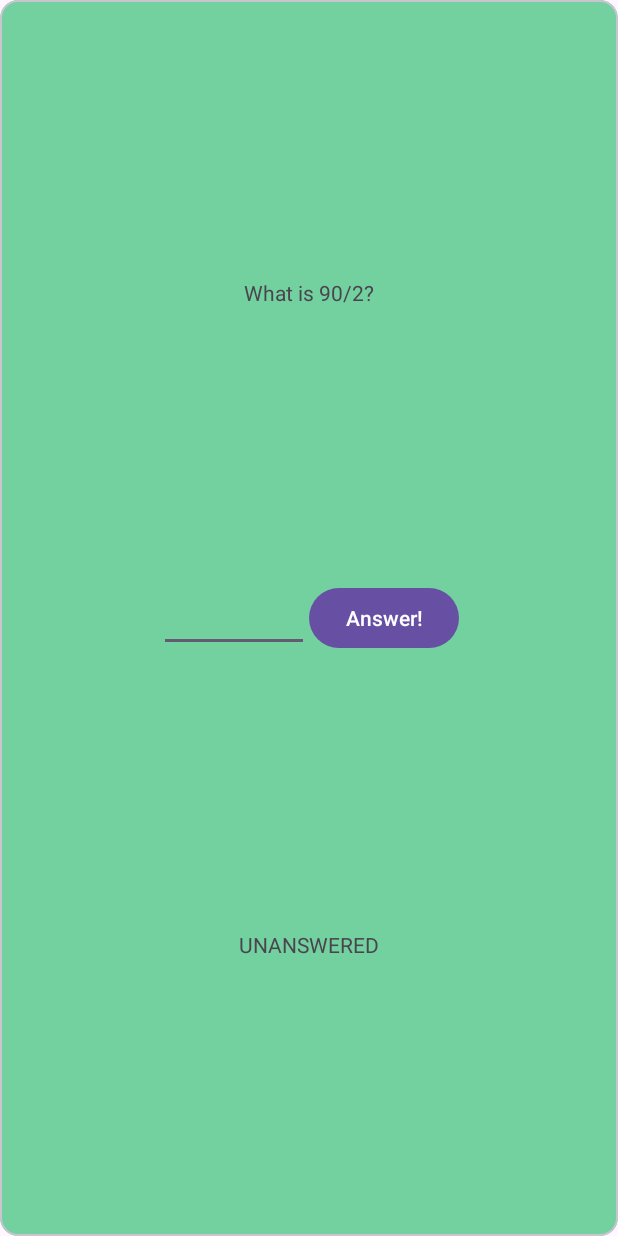
After one commit to magnfreid/MathApp, an Android app: the layout list_item_question.xml on its own in the app's theme, with its tools: preview values and no code run, on a phone screen of 412 x 824 dp. The commit adds this screen. Run offline under Robolectric (Android 15) with nearby library versions, the phone set to English and light mode, and no system bars.

Commit message:
Added RecyclerView to display questions in new activity

```diff
--- a/Math app/app/src/main/java/com/example/mathapp/ResultsActivity.kt
+++ b/Math app/app/src/main/java/com/example/mathapp/ResultsActivity.kt
@@ -14,7 +14,7 @@ class ResultsActivity : AppCompatActivity() {
         super.onCreate(savedInstanceState)
         enableEdgeToEdge()
         setContentView(binding.root)
-        ViewCompat.setOnApplyWindowInsetsListener(findViewById(R.id.main)) { v, insets ->
+        ViewCompat.setOnApplyWindowInsetsListener(findViewById(R.id.results)) { v, insets ->
             val systemBars = insets.getInsets(WindowInsetsCompat.Type.systemBars())
             v.setPadding(systemBars.left, systemBars.top, systemBars.right, systemBars.bottom)
             insets
--- a/Math app/app/src/main/java/com/example/mathapp/SetupActivity.kt
+++ b/Math app/app/src/main/java/com/example/mathapp/SetupActivity.kt
@@ -15,7 +15,7 @@ class SetupActivity : AppCompatActivity() {
         binding = ActivitySetupBinding.inflate(layoutInflater)
         enableEdgeToEdge()
         setContentView(binding.root)
-        ViewCompat.setOnApplyWindowInsetsListener(findViewById(R.id.main)) { v, insets ->
+        ViewCompat.setOnApplyWindowInsetsListener(findViewById(R.id.setup)) { v, insets ->
             val systemBars = insets.getInsets(WindowInsetsCompat.Type.systemBars())
             v.setPadding(systemBars.left, systemBars.top, systemBars.right, systemBars.bottom)
             insets
--- a/Math app/app/src/main/res/layout/activity_results.xml
+++ b/Math app/app/src/main/res/layout/activity_results.xml
@@ -1,8 +1,7 @@
 <?xml version="1.0" encoding="utf-8"?>
 <androidx.constraintlayout.widget.ConstraintLayout xmlns:android="http://schemas.android.com/apk/res/android"
-    xmlns:app="http://schemas.android.com/apk/res-auto"
     xmlns:tools="http://schemas.android.com/tools"
-    android:id="@+id/main"
+    android:id="@+id/results"
     android:layout_width="match_parent"
     android:layout_height="match_parent"
     tools:context=".ResultsActivity">
--- a/Math app/app/src/main/res/layout/activity_setup.xml
+++ b/Math app/app/src/main/res/layout/activity_setup.xml
@@ -2,7 +2,7 @@
 <androidx.constraintlayout.widget.ConstraintLayout xmlns:android="http://schemas.android.com/apk/res/android"
     xmlns:app="http://schemas.android.com/apk/res-auto"
     xmlns:tools="http://schemas.android.com/tools"
-    android:id="@+id/main"
+    android:id="@+id/setup"
     android:layout_width="match_parent"
     android:layout_height="match_parent"
     tools:context=".SetupActivity">
--- /dev/null
+++ b/Math app/app/src/main/res/layout/list_item_question.xml
@@ -0,0 +1,63 @@
+<?xml version="1.0" encoding="utf-8"?>
+<androidx.constraintlayout.widget.ConstraintLayout xmlns:android="http://schemas.android.com/apk/res/android"
+    xmlns:app="http://schemas.android.com/apk/res-auto"
+    xmlns:tools="http://schemas.android.com/tools"
+    android:layout_width="match_parent"
+    android:layout_height="match_parent">
+
+    <com.google.android.material.card.MaterialCardView
+        android:layout_width="match_parent"
+        android:layout_height="match_parent"
+        android:backgroundTint="#73D09F">
+
+        <androidx.constraintlayout.widget.ConstraintLayout
+            android:layout_width="match_parent"
+            android:layout_height="match_parent">
+
+            <com.google.android.material.textview.MaterialTextView
+                android:id="@+id/tv_question"
+                android:layout_width="wrap_content"
+                android:layout_height="wrap_content"
+                app:layout_constraintBottom_toTopOf="@+id/et_answer"
+                app:layout_constraintEnd_toEndOf="parent"
+                app:layout_constraintHorizontal_bias="0.5"
+                app:layout_constraintStart_toStartOf="parent"
+                app:layout_constraintTop_toTopOf="parent"
+                tools:text="What is 90/2?" />
+
+            <com.google.android.material.textfield.TextInputEditText
+                android:id="@+id/et_answer"
+                android:layout_width="100dp"
+                android:layout_height="wrap_content"
+                android:inputType="number"
+                app:layout_constraintBottom_toBottomOf="parent"
+                app:layout_constraintEnd_toStartOf="@+id/btn_submit_answer"
+                app:layout_constraintHorizontal_bias="0.5"
+                app:layout_constraintHorizontal_chainStyle="packed"
+                app:layout_constraintStart_toStartOf="parent"
+                app:layout_constraintTop_toTopOf="parent" />
+
+            <com.google.android.material.button.MaterialButton
+                android:id="@+id/btn_submit_answer"
+                android:layout_width="wrap_content"
+                android:layout_height="wrap_content"
+                android:text="Answer!"
+                app:layout_constraintBottom_toBottomOf="parent"
+                app:layout_constraintEnd_toEndOf="parent"
+                app:layout_constraintHorizontal_bias="0.5"
+                app:layout_constraintStart_toEndOf="@+id/et_answer"
+                app:layout_constraintTop_toTopOf="parent" />
+
+            <com.google.android.material.textview.MaterialTextView
+                android:id="@+id/tv_user_answer"
+                android:layout_width="wrap_content"
+                android:layout_height="wrap_content"
+                android:text="@string/unanswered"
+                app:layout_constraintBottom_toBottomOf="parent"
+                app:layout_constraintEnd_toEndOf="parent"
+                app:layout_constraintStart_toStartOf="parent"
+                app:layout_constraintTop_toBottomOf="@+id/et_answer" />
+        </androidx.constraintlayout.widget.ConstraintLayout>
+    </com.google.android.material.card.MaterialCardView>
+
+</androidx.constraintlayout.widget.ConstraintLayout>
--- a/Math app/app/src/main/res/values/strings.xml
+++ b/Math app/app/src/main/res/values/strings.xml
@@ -10,4 +10,5 @@
     <string name="mixed">Mixed</string>
     <string name="btn_continue_text">Continue</string>
     <string name="tv_question_amount">How many questions do you want?</string>
+    <string name="unanswered">UNANSWERED</string>
 </resources>
```
Also changed, not shown: Math app/app/src/main/AndroidManifest.xml (+1 -6 lines), Math app/app/src/main/java/com/example/mathapp/MainActivity.kt (deleted, +0 -23 lines), Math app/app/src/main/java/com/example/mathapp/QuestionsActivity.kt (added, +43 -0 lines), Math app/app/src/main/java/com/example/mathapp/main/QuestionItem.kt (+5 -4 lines), Math app/app/src/main/java/com/example/mathapp/main/QuestionsAdapter.kt (added, +43 -0 lines), Math app/app/src/main/java/com/example/mathapp/setup/QuestionAmountFragment.kt (+6 -2 lines), Math app/app/src/main/java/com/example/mathapp/setup/Setup.kt (+33 -11 lines), Math app/app/src/main/res/layout/activity_main.xml (deleted, +0 -19 lines), Math app/app/src/main/res/layout/activity_questions.xml (added, +23 -0 lines).
